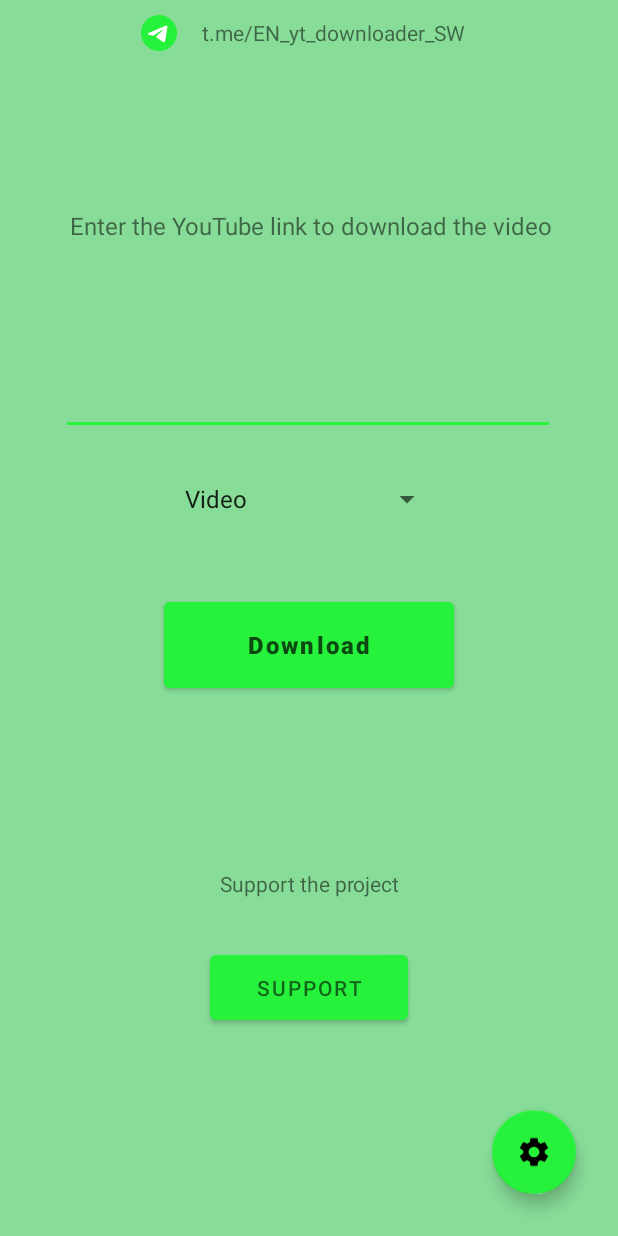
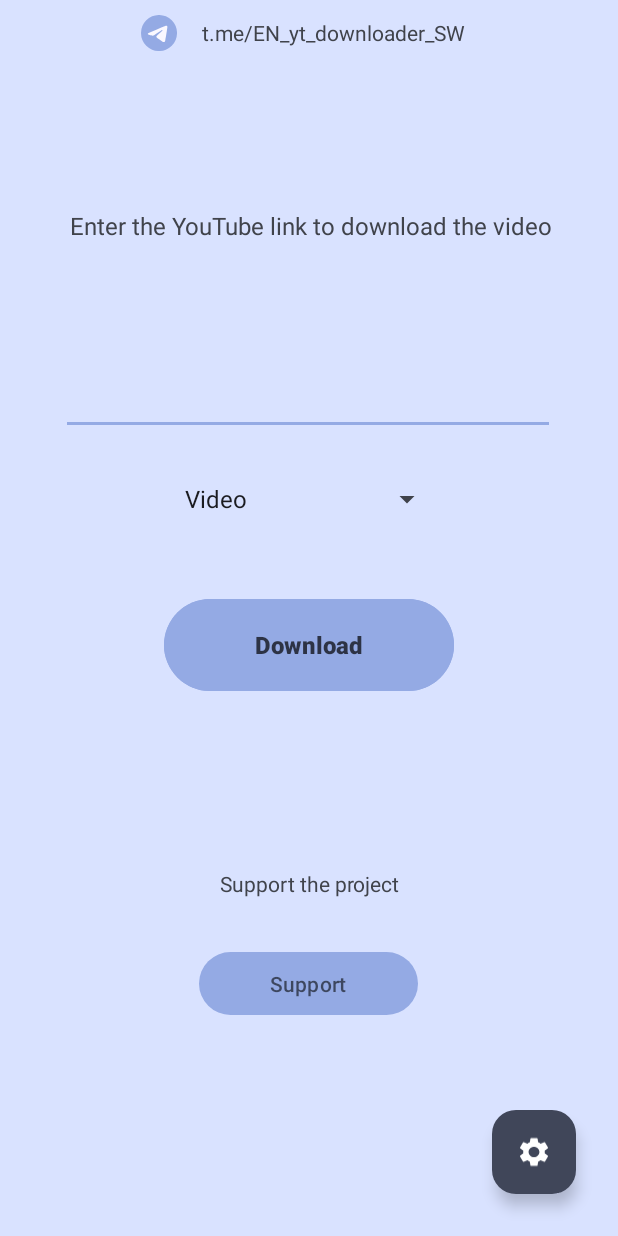
Before and after one commit to MrArtemIT/YouTube_downloader, an Android app: the screen it shows after launch (MainActivity), on a phone screen of 412 x 824 dp. Run offline under Robolectric (Android 15) with nearby library versions, the phone set to English and light mode, and no system bars; libraries missing offline, so code that uses them is left out: com.chaquo.python; 5 statements that could not run were skipped.

Commit message:
version 2.0 - Все элементы дизайна приложения обновлены с material2 на material3

```diff
--- a/app/src/main/AndroidManifest.xml
+++ b/app/src/main/AndroidManifest.xml
@@ -30,11 +30,12 @@
         android:icon="@mipmap/ic_main"
         android:label="@string/app_name"
         android:supportsRtl="true"
-        android:theme="@style/Theme.YouTube_downloader"
+        android:theme="@style/Theme.MaterialYou"
         tools:targetApi="31">
         <activity
             android:name=".Settings"
-            android:exported="false" />
+            android:exported="false"
+            android:theme="@style/Theme.MaterialYou_settings"/>
         <activity
             android:name=".MainActivity"
             android:exported="true">
--- a/app/src/main/java/com/soviet_wave/youtube_downloader/MainActivity.java
+++ b/app/src/main/java/com/soviet_wave/youtube_downloader/MainActivity.java
@@ -32,6 +32,9 @@ import com.chaquo.python.PyObject;
 import com.chaquo.python.Python;
 import com.chaquo.python.android.AndroidPlatform;
 import com.google.android.material.floatingactionbutton.FloatingActionButton;
+
+
+
 
 
 public class MainActivity extends AppCompatActivity {
--- a/app/src/main/res/layout/activity_main.xml
+++ b/app/src/main/res/layout/activity_main.xml
@@ -51,7 +51,7 @@
         android:layout_width="193dp"
         android:layout_height="69dp"
         android:layout_marginTop="40dp"
-        android:backgroundTint="@color/green"
+        android:backgroundTint="@color/material_dynamic_primary70"
         android:text="@string/start_button"
         android:textAlignment="center"
         android:textAllCaps="false"
@@ -66,7 +66,7 @@
 
     <EditText
         android:id="@+id/editText"
-        style="@style/Theme.YouTube_downloader"
+        style="@style/Theme.MaterialYou"
         android:layout_width="329dp"
         android:layout_height="59dp"
         android:layout_marginStart="38dp"
@@ -100,7 +100,7 @@
         android:layout_marginEnd="28dp"
         android:layout_marginBottom="28dp"
         android:clickable="true"
-        app:backgroundTint="@color/green"
+        app:backgroundTint="@color/material_dynamic_secondary30"
         app:layout_constraintBottom_toBottomOf="parent"
         app:layout_constraintEnd_toEndOf="parent"
         app:srcCompat="@drawable/ic_baseline_settings"
@@ -130,8 +130,8 @@
 
     <Button
         android:id="@+id/button2"
-        android:layout_width="132dp"
-        android:layout_height="55dp"
+        android:layout_width="146dp"
+        android:layout_height="50dp"
         android:layout_marginTop="52dp"
         android:hapticFeedbackEnabled="true"
         android:text="@string/coffee"
--- a/app/src/main/res/values-night/themes.xml
+++ b/app/src/main/res/values-night/themes.xml
@@ -1,6 +1,6 @@
 <resources xmlns:tools="http://schemas.android.com/tools">
     <!-- Base application theme. -->
-    <style name="Theme.YouTube_downloader" parent="Theme.MaterialComponents.DayNight.NoActionBar">
+    <style name="Theme.YouTube_downloader" parent="Theme.Material3.DynamicColors.DayNight">
         <!-- Primary brand color. -->
         <item name="colorPrimary">@color/green</item>
         <item name="colorPrimaryVariant">@color/green_backgroung</item>
@@ -15,4 +15,43 @@
         <item name="android:windowBackground">@color/green_backgroung</item>
     </style>
 
+    <style name="Theme.MaterialYou" parent="Theme.Material3.DynamicColors.DayNight">
+        <!-- Primary brand color. -->
+        <item name="colorPrimary">@color/material_dynamic_primary70</item>
+        <item name="colorPrimaryVariant">@color/material_dynamic_neutral80</item>
+        <item name="colorOnPrimary">@color/material_dynamic_neutral50</item>
+        <!-- Secondary brand color. -->
+        <item name="colorSecondary">@color/material_dynamic_neutral80</item>
+        <item name="colorSecondaryVariant">@color/material_dynamic_neutral80</item>
+        <item name="colorOnSecondary">@color/material_dynamic_neutral80</item>
+        <!-- Status bar color. -->
+        <item name="android:statusBarColor">@color/material_dynamic_neutral10</item>
+        <!-- Customize your theme here. -->
+        <item name="android:color">@color/material_dynamic_neutral20</item>
+        <item name="android:button">@color/material_dynamic_neutral60</item>
+
+        <item name="android:windowBackground">@color/material_dynamic_neutral10</item>
+
+        <item name="windowActionBar">false</item>
+        <item name="windowNoTitle">true</item>
+
+
+    </style>
+
+    <style name="Theme.secondary_buttons" parent="Theme.Material3.DynamicColors.Light">
+        <item name="android:backgroundTint">@color/material_dynamic_primary70</item>
+        <item name="colorAccent">@color/material_dynamic_primary60</item>
+    </style>
+    <!-- Тема для настроек -->
+    <style name="Theme.MaterialYou_settings" parent="Theme.Material3.DynamicColors.Dark">
+        <item name="colorPrimary">@color/material_dynamic_primary70</item>
+        <item name="colorPrimaryVariant">@color/green</item>
+        <item name="colorOnPrimary">@color/material_dynamic_neutral50</item>
+        <!-- Secondary brand color. -->
+        <item name="colorSecondary">@color/material_dynamic_neutral80</item>
+        <item name="colorSecondaryVariant">@color/material_dynamic_neutral80</item>
+        <item name="colorOnSecondary">@color/material_dynamic_neutral80</item>
+
+    </style>
+
 </resources>
--- a/app/src/main/res/values/strings.xml
+++ b/app/src/main/res/values/strings.xml
@@ -24,8 +24,8 @@
     <string name="telegram_link">t.me/EN_yt_downloader_SW</string>
     <string name="telegram_linkV">https://t.me/EN_yt_downloader_SW</string>
 
-    <string name="version_name">version 1.6</string>
-    <string name="version_code">version code 7</string>
+    <string name="version_name">version 2.0</string>
+    <string name="version_code">version code 8</string>
     <string name="build_DEV">DEV build</string>
     <string name="build">RELEASE build</string>
 
@@ -33,6 +33,6 @@
     <string name="channel_name">RELEASE build</string>
     <string name="channel_description">RELEASE build</string>
 
-    <string name="github">This app is open source on github</string>
+    <string name="github">This app is open source on github. Developer == Soviet_Wave</string>
     <string name="github_link">https://github.com/MrArtemIT/YouTube_downloader</string>
 </resources>
--- a/app/src/main/res/values/themes.xml
+++ b/app/src/main/res/values/themes.xml
@@ -14,11 +14,36 @@
         <item name="android:windowBackground">@color/green_backgroung_light</item>
 
     </style>
-    <style name="Theme.YouTube_downloader.NoActionBar">
+    <style name="Theme.MaterialYou" parent="Theme.Material3.DynamicColors.Light">
+        <!-- Primary brand color. -->
+        <item name="colorPrimary">@color/material_dynamic_primary70</item>
+        <item name="colorPrimaryVariant">@color/material_dynamic_neutral80</item>
+        <item name="colorOnPrimary">@color/material_dynamic_neutral50</item>
+
+        <!-- Secondary brand color. -->
+        <item name="colorSecondary">@color/material_dynamic_primary70</item>
+        <item name="colorSecondaryVariant">@color/material_dynamic_neutral80</item>
+        <item name="colorOnSecondary">@color/material_dynamic_neutral80</item>
+        <!-- Status bar color. -->
+        <item name="android:statusBarColor">@color/material_dynamic_primary90</item>
+        <!-- Customize your theme here. -->
+        <item name="actionButtonStyle">@color/material_dynamic_primary70</item>
+
+        <item name="android:windowBackground">@color/material_dynamic_primary90</item>
+
         <item name="windowActionBar">false</item>
         <item name="windowNoTitle">true</item>
+        <item name="android:progressBarStyle">@color/green</item>
+
+
+
+
+
+
     </style>
-    <style name="Theme.YouTube_downloader.AppBarOverlay"
-        parent="ThemeOverlay.AppCompat.Dark.ActionBar" />
-    <style name="Theme.YouTube_downloader.PopupOverlay" parent="ThemeOverlay.AppCompat.Light" />
+
+    <style name="Theme.secondary_buttons" parent="Theme.Material3.DynamicColors.Light">
+        <item name="android:backgroundTint">@color/material_dynamic_primary70</item>
+        <item name="colorAccent">@color/material_dynamic_primary60</item>
+    </style>
 </resources>
--- a/build.gradle
+++ b/build.gradle
@@ -1,6 +1,6 @@
 // Top-level build file where you can add configuration options common to all sub-projects/modules.
 plugins {
-    id 'com.android.application' version '8.0.2' apply false
-    id 'com.android.library' version '8.0.2' apply false
+    id 'com.android.application' version '8.4.0' apply false
+    id 'com.android.library' version '8.4.0' apply false
     id 'com.chaquo.python' version '14.0.2' apply false
 }
```
Also changed, not shown: app/build.gradle (+4 -3 lines), app/src/main/res/layout/activity_settings.xml (+6 -4 lines), gradle/wrapper/gradle-wrapper.properties, 2 other files.
